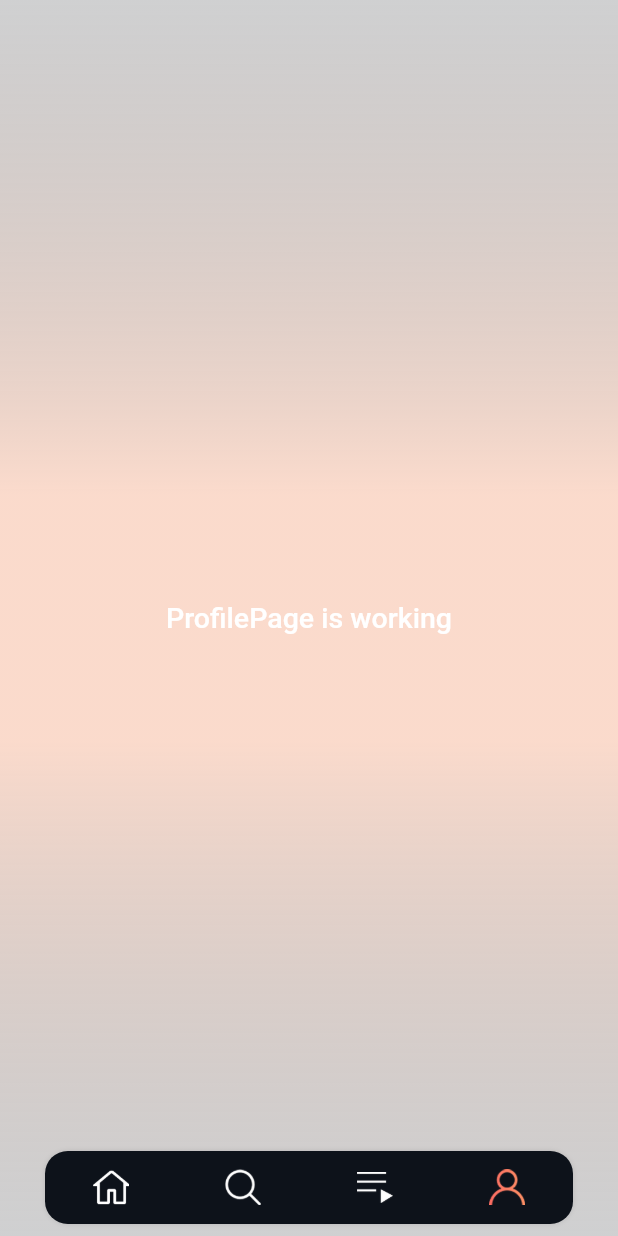
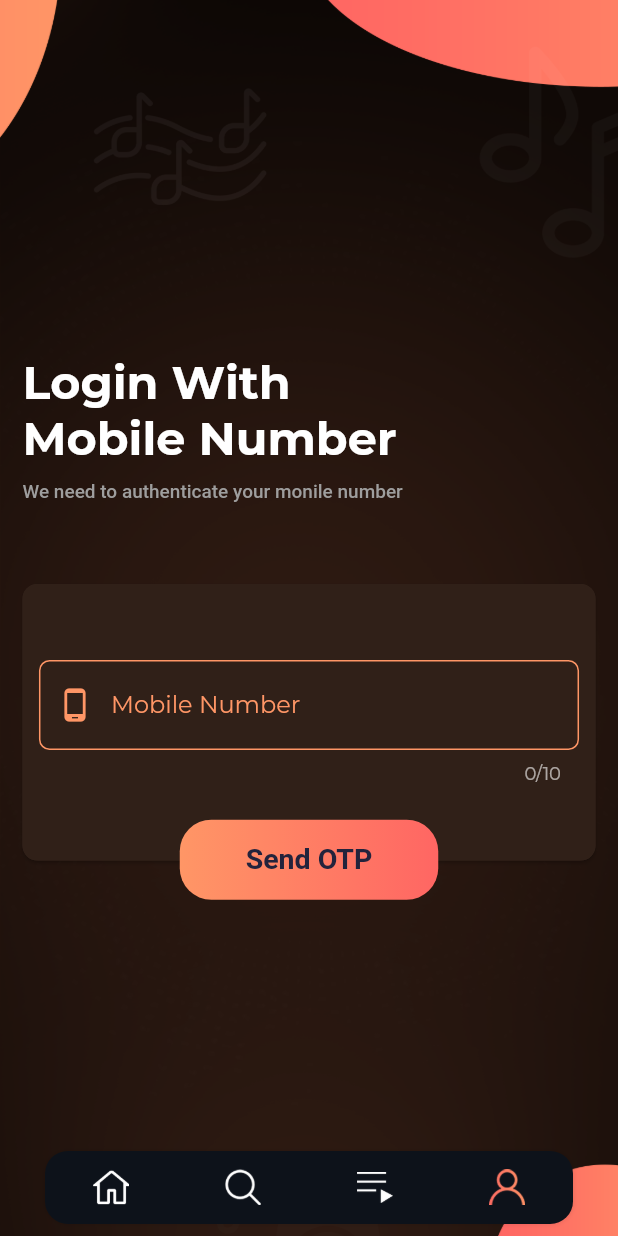
Before and after one commit to anilabansal/febwik_music, a Flutter app: the screen it shows after launch, item 4 of the bottom bar chosen, on a phone screen of 412 x 824 dp. Run offline on Flutter 3.47's test engine with Material 2 defaults, Android fonts, the phone set to English and light mode, and no system bars; our stand-ins replace audio_service, firebase_auth, firebase_core, flutter_screenutil, flutter_svg, get and 2 more; accounts and stored records are empty; network calls fail; Roboto replaces fonts that are missing (HindSiliguri).

Commit message:
login functionality

```diff
--- /dev/null
+++ b/lib/app/config/widgets/background/custom_background_image.dart
@@ -0,0 +1,19 @@
+import 'package:flutter/material.dart';
+import 'package:music_app/app/ui/theme/colors.dart';
+
+class CustomBackgroundImg extends StatelessWidget {
+  const CustomBackgroundImg({Key? key, required this.child}) : super(key: key);
+  final Widget child;
+  @override
+  Widget build(BuildContext context) {
+    return Container(
+      decoration: BoxDecoration(
+        image: DecorationImage(
+          image: AssetImage("assets/images/loginbackground.png"),
+          fit: BoxFit.cover,
+        ),
+      ),
+      child: child,
+    );
+  }
+}
--- a/lib/app/main_page.dart
+++ b/lib/app/main_page.dart
@@ -1,6 +1,7 @@
 import 'package:flutter/material.dart';
 import 'package:flutter_screenutil/flutter_screenutil.dart';
 import 'package:music_app/app/ui/pages/home_page/home_page_view.dart';
+import 'package:music_app/app/ui/pages/login_page/login_page.dart';
 import 'package:music_app/app/ui/pages/profile/profile_page.dart';
 import '../main.dart';
 import 'config/widgets/custom_nav_bar.dart';
@@ -24,7 +25,7 @@ class _MainPageState extends State<MainPage> {
     const HomePage(),
     const SearchPage(),
     const ProfilePage(),
-    const ProfilePage()
+    const LoginPage()
   ];
 
   @override
@@ -131,7 +132,7 @@ class _MainPageState extends State<MainPage> {
             // Navigating from detail screen to Screen 2
             navigatorKey.currentState?.push(
               MaterialPageRoute(
-                builder: (context) => const ProfilePage(),
+                builder: (context) =>  LoginPage(),
               ),
             );
           }
--- a/lib/app/routes/app_pages.dart
+++ b/lib/app/routes/app_pages.dart
@@ -2,6 +2,8 @@ import 'package:get/get.dart';
 import 'package:music_app/app/main_page.dart';
 import 'package:music_app/app/ui/pages/home_page/bottom_sheet_player.dart';
 import 'package:music_app/app/ui/pages/home_page/home_page_view.dart';
+import 'package:music_app/app/ui/pages/login_page/login_page.dart';
+import 'package:music_app/app/ui/pages/login_page/otp_page.dart';
 import 'package:music_app/app/ui/pages/player_page/player_page_view.dart';
 import '../ui/pages/artist_page/artists_page.dart';
 
@@ -34,11 +36,21 @@ class AppPages {
         transition: Transition.downToUp,
       transitionDuration: const Duration(milliseconds: 400),
     ),
+    // GetPage(
+    //   name: _Paths.artistPage,
+    //   page: () => const ArtistsPage(),
+    //   transition: Transition.rightToLeft,
+    //   transitionDuration: const Duration(milliseconds: 300),
+    // ),
     GetPage(
-      name: _Paths.artistPage,
-      page: () => const ArtistsPage(),
+      name: _Paths.loginPage,
+      page: () =>  LoginPage(),
       transition: Transition.rightToLeft,
       transitionDuration: const Duration(milliseconds: 300),
     ),
+  GetPage(
+      name: _Paths.loginPage,
+      page: () =>  OtpPage(),
+    ),
   ];
 }
--- a/lib/app/routes/app_routes.dart
+++ b/lib/app/routes/app_routes.dart
@@ -8,6 +8,8 @@ abstract class AppRoutes {
   static const artistPage = _Paths.artistPage;
   static const bottomPlayer = _Paths.bottomPlayer;
   static const bottomBar = _Paths.bottomBar;
+  static const loginPage = _Paths.loginPage;
+  static const otpPage = _Paths.otpPage;
 }
 
 abstract class _Paths {
@@ -18,4 +20,6 @@ abstract class _Paths {
   static const bottomPlayer = '/bottomPlayer';
   static const artistPage = '/artistPage';
   static const bottomBar = '/bottomBar';
+  static const loginPage = '/loginPage';
+  static const otpPage = '/otpPage';
 }
--- /dev/null
+++ b/lib/app/ui/pages/login_page/login_page.dart
@@ -0,0 +1,205 @@
+import 'package:firebase_auth/firebase_auth.dart';
+import 'package:flutter/material.dart';
+import 'package:flutter_screenutil/flutter_screenutil.dart';
+import 'package:get/get.dart';
+import 'package:music_app/app/config/dimensions.dart';
+import 'package:music_app/app/config/widgets/background/custom_background.dart';
+import 'package:music_app/app/config/widgets/background/custom_background_image.dart';
+import 'package:music_app/app/config/widgets/small_text.dart';
+import 'package:music_app/app/config/widgets/text_base.dart';
+import 'package:music_app/app/routes/app_pages.dart';
+import 'package:music_app/app/ui/pages/login_page/otp_page.dart';
+import 'package:music_app/main.dart';
+
+import '../../theme/colors.dart';
+
+class LoginPage extends StatefulWidget {
+  const LoginPage({Key? key}) : super(key: key);
+
+  @override
+  State<LoginPage> createState() => _LoginPageState();
+}
+FocusNode myFocusNode = new FocusNode();
+LoginRequestData _loginData = LoginRequestData();
+
+  class LoginRequestData {
+  String mobile = '';
+  }
+
+class _LoginPageState extends State<LoginPage> {
+  @override
+  Widget build(BuildContext context) {
+    return SafeArea(
+      child: Scaffold(body:CustomBackgroundImg(
+        child: NestedScrollView(
+          headerSliverBuilder:
+              (BuildContext context, bool innerBoxIsScrolled) {
+            return <Widget>[
+              // SliverAppBar(
+              //   title: SmallText(
+              //     text:
+              //         "lllll",
+              //     size: Dimensions.font16,
+              //   ),
+              //   pinned: true,
+              //   elevation: 0,
+              //   centerTitle: false,
+              //   flexibleSpace: FlexibleSpaceBar(
+              //     collapseMode: CollapseMode.pin,
+              //
+              //   ),
+              //
+              // ),
+            ];
+          },
+          body: Column(
+            crossAxisAlignment: CrossAxisAlignment.start,
+            mainAxisAlignment: MainAxisAlignment.center,
+            children: [
+              Padding(
+                padding: const EdgeInsets.only(left: 15.0),
+                child:  TextBase(
+                  "Login With\nMobile Number",
+                  fontWeight: FontWeight.w700,
+                  fontSize: 28.sp,
+                  color: Colors.white,
+                ),
+                // SmallText(
+                //   text:
+                //       "hhhh",
+                //   overFlow: TextOverflow.ellipsis,
+                //   size: Dimensions.font12,
+                //   color: Colors.white,
+                // ),
+              ),
+              Padding(
+                padding: const EdgeInsets.only(left:15.0, top: 10, bottom: 40),
+                child:
+                SmallText(
+                  text: "We need to authenticate your monile number",
+                  overFlow: TextOverflow.ellipsis,
+                  size: Dimensions.font12,
+                  color: Colors.grey,
+                ),
+              ),
+              Stack(
+                alignment: AlignmentDirectional.bottomCenter,
+                clipBehavior: Clip.none,
+                children: [
+                  Container(
+                    padding: EdgeInsets.symmetric(vertical: 10.h, horizontal: 10.w),
+
+                    child: Card(
+                      color: AppColor.cardBackground,
+                      shape: new RoundedRectangleBorder(
+                          side: new BorderSide(
+                            color: AppColor.cardBackground,
+                          ),
+                          borderRadius: BorderRadius.circular(10.0)),
+                      child: Padding(
+                        padding:  EdgeInsets.symmetric(vertical: 50.h, horizontal: 10.w),
+                        child: TextFormField(
+                          focusNode: myFocusNode,
+                          cursorColor: AppColor.whiteColor,
+                          // initialValue: 'Input text',
+                          maxLength: 10,
+                          keyboardType: TextInputType.number,
+                          decoration: InputDecoration(
+                              labelText: 'Mobile Number',
+                              fillColor: AppColor.whiteColor,
+                              labelStyle: TextStyle(
+                                color: AppColor.orangeColor,
+
+                              ),
+
+                              focusedBorder:  OutlineInputBorder(
+                                  borderRadius: BorderRadius.circular(7),
+                                  borderSide:  const BorderSide(color:  AppColor.orangeColor)
+                              ),
+                              enabledBorder:  OutlineInputBorder(
+                                  borderRadius: BorderRadius.circular(7),
+                                  borderSide: const BorderSide(color:  AppColor.orangeColor,)
+                              ),
+                              prefixIcon: Icon(
+                                Icons.phone_android,
+                                color: AppColor.orangeColor,
+                              )
+                          ),
+                          // va
+                          onChanged: (value){
+                            print(value);
+                            _loginData.mobile = value;
+                          },
+                        ),
+                      ),
+                    ),
+                  ),
+                  Positioned(
+                    bottom: -12,
+                    child: GestureDetector(
+                      onTap: () async{
+                        if(_loginData.mobile.length == 10) {
+                          // var verifyid;
+                          await FirebaseAuth.instance.verifyPhoneNumber(
+                            phoneNumber: '+91'+_loginData.mobile,
+                            verificationCompleted: (
+                                PhoneAuthCredential credential) {},
+                            verificationFailed: (FirebaseAuthException e) {},
+                            codeSent: (String verificationId,
+                                int? resendToken) {},
+                            codeAutoRetrievalTimeout: (String verificationId) {
+                              // verifyid = verificationId;
+                              print(verificationId);
+                              navigatorKey.currentState?.push(
+                                MaterialPageRoute(
+                                  builder: (context) =>
+                                      OtpPage(verifyid: verificationId),
+                                ),
+                              );
+                            },
+                          );
+                        }else{
+                          print('error message for mobile number..');
+                          print('+91'+_loginData.mobile);
+                        }
+                        // navigatorKey.currentState?.push(
+                        //   MaterialPageRoute(
+                        //     builder: (context) =>
+                        //         OtpPage(verifyid: "bb"),
+                        //   ),
+                        // );
+                        // Get.toNamed(AppRoutes.otpPage);
+                      },
+                      child: Container(
+                        // alignment: Alignment,
+                        padding: EdgeInsets.symmetric(vertical: 15.h, horizontal: 40.w),
+                        decoration: BoxDecoration(
+                          borderRadius: BorderRadius.circular(Dimensions.radius20),
+                          gradient: const LinearGradient(
+                            colors: [
+                              AppColor.orangeColor,
+                              AppColor.pinkColor,
+                            ],
+                          ),
+                        ),
+                        child: SmallText(
+                          text: "Send OTP",
+                          textAlign: TextAlign.center,
+                          color: AppColor.blackTextColor,
+                          weight: FontWeight.bold,
+                          size: Dimensions.font18,
+                        ),
+                      ),
+                    ),
+                  )
+                ],
+
+              ),
+
+
+            ],),
+        ),
+      ),
+      ),
+    );
+  }}
--- a/lib/app/ui/theme/colors.dart
+++ b/lib/app/ui/theme/colors.dart
@@ -36,4 +36,8 @@ class AppColor {
   static const Color google = Color(0xFFDB3236);
   static const Color facebook = Color(0xFF4267B2);
   static const Color twitter = Color(0xFF00acee);
+
+
+
+  static const Color cardBackground = Color(0xFF302018);
 }
--- a/lib/main.dart
+++ b/lib/main.dart
@@ -1,3 +1,4 @@
+import 'package:firebase_core/firebase_core.dart';
 import 'package:flutter/material.dart';
 import 'package:get/get.dart';
 import 'app/demo_bottom_bar.dart';
@@ -15,9 +16,12 @@ import 'app/ui/theme/index.dart';
 
 GlobalKey<NavigatorState> navigatorKey = GlobalKey<NavigatorState>();
 void main() async {
+  WidgetsFlutterBinding.ensureInitialized();
+  await Firebase.initializeApp();
   await Get.putAsync(() => GetXAudioHandler().init());
   await Get.putAsync(() => GetXDemoPlaylist().init());
   await Get.putAsync(() => GetXPlayerController().init());
+  // await Firebase.initializeApp();
   runApp(const App());
 }
 
--- a/pubspec.yaml
+++ b/pubspec.yaml
@@ -20,6 +20,9 @@ dependencies:
   flutter_font_icons: ^2.2.5
 #  persistent_bottom_nav_bar: ^5.0.2
 #  http: ^0.13.5
+  firebase_core: ^2.12.0
+  firebase_auth: ^4.6.0
+  pinput: ^2.2.20
 
 dev_dependencies:
   flutter_test:
```
Also changed, not shown: lib/app/ui/pages/login_page/otp_page.dart (added, +295 -0 lines), assets/images/loginbackground.png (added), 8 other files.
